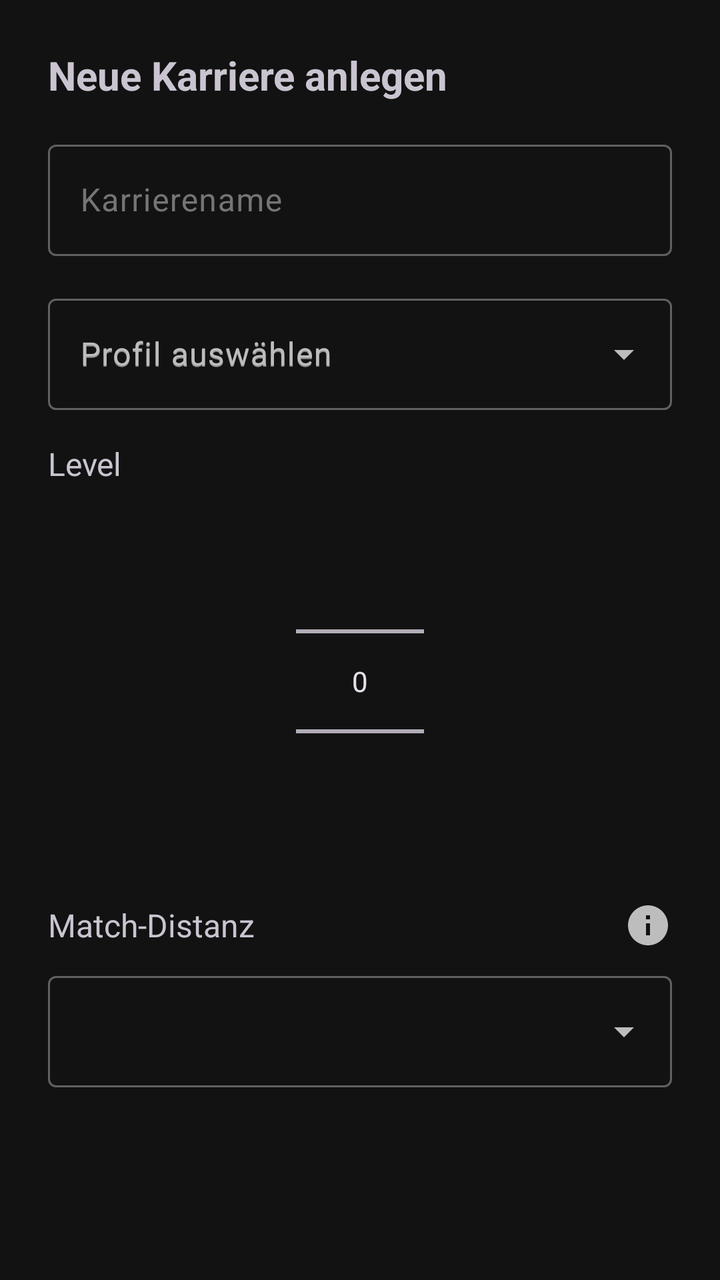
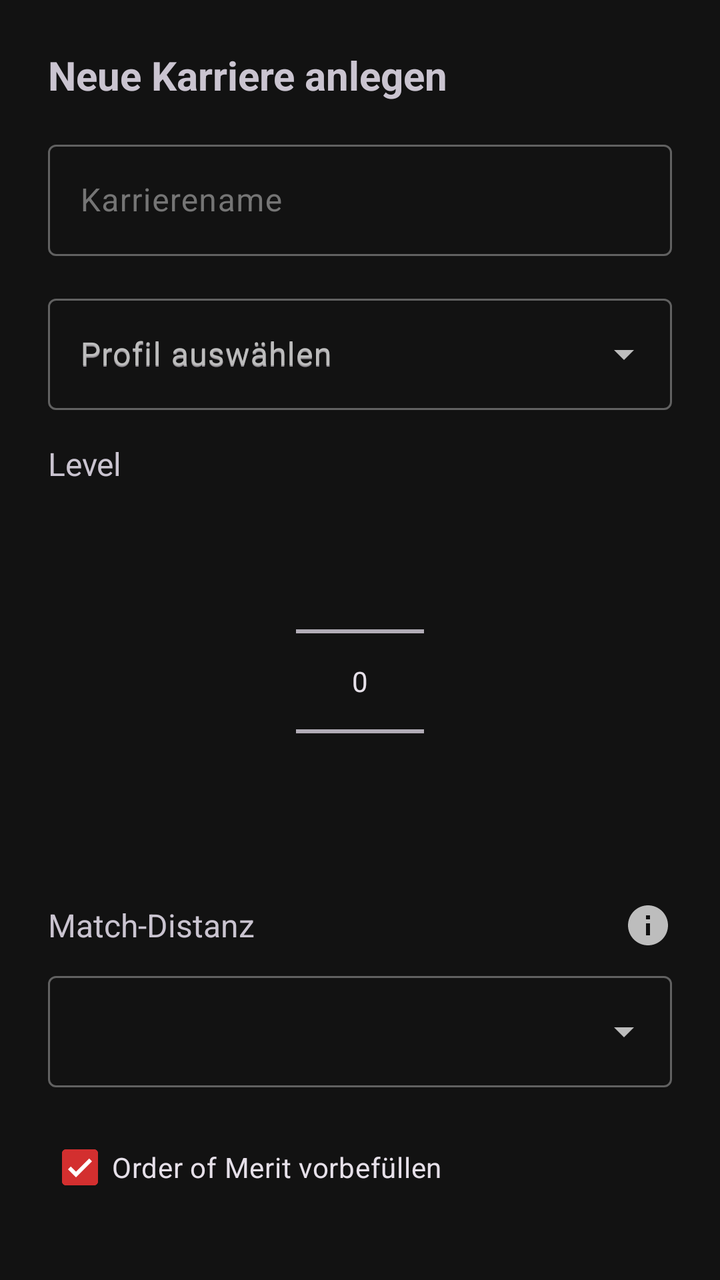

The first picture is an Android layout as it rendered before a commit; the second is the same layout after the commit. The layout source and the unified diff follow.
<!-- AndroidManifest.xml: application theme Theme.DannyApp -->
<!-- res/layout/dialog_new_career.xml -->
<?xml version="1.0" encoding="utf-8"?>
<LinearLayout xmlns:android="http://schemas.android.com/apk/res/android"
    xmlns:app="http://schemas.android.com/apk/res-auto"
    android:layout_width="match_parent"
    android:layout_height="wrap_content"
    android:orientation="vertical"
    android:padding="24dp">

    <TextView
        android:layout_width="match_parent"
        android:layout_height="wrap_content"
        android:layout_marginBottom="16dp"
        android:text="@string/careers_create_new"
        android:textSize="20sp"
        android:textStyle="bold" />

    <com.google.android.material.textfield.TextInputLayout
        android:layout_width="match_parent"
        android:layout_height="wrap_content"
        android:layout_marginBottom="16dp">

        <com.google.android.material.textfield.TextInputEditText
            android:id="@+id/etCareerName"
            android:layout_width="match_parent"
            android:layout_height="wrap_content"
            android:hint="@string/careers_create_name_hint"
            android:inputType="textPersonName|textCapWords"
            android:maxLines="1" />

    </com.google.android.material.textfield.TextInputLayout>

    <com.google.android.material.textfield.TextInputLayout
        style="@style/Widget.Material3.TextInputLayout.OutlinedBox.ExposedDropdownMenu"
        android:layout_width="match_parent"
        android:layout_height="wrap_content"
        android:layout_marginBottom="16dp"
        android:hint="@string/careers_create_profile_hint">

        <AutoCompleteTextView
            android:id="@+id/autoCompleteProfile"
            android:layout_width="match_parent"
            android:layout_height="wrap_content"
            android:hint="@string/careers_create_profile_hint"
            android:inputType="none" />

    </com.google.android.material.textfield.TextInputLayout>

    <TextView
        android:layout_width="match_parent"
        android:layout_height="wrap_content"
        android:layout_marginBottom="8dp"
        android:text="@string/careers_create_level"
        android:textSize="16sp"
        android:labelFor="@+id/numberPickerLevel" />

    <NumberPicker
        android:id="@+id/numberPickerLevel"
        android:layout_width="wrap_content"
        android:layout_height="wrap_content"
        android:layout_gravity="center"
        android:layout_marginBottom="8dp" />

    <LinearLayout
        android:layout_width="match_parent"
        android:layout_height="wrap_content"
        android:orientation="horizontal"
        android:gravity="center_vertical"
        android:layout_marginTop="12dp"
        android:layout_marginBottom="8dp">

        <TextView
            android:layout_width="0dp"
            android:layout_height="wrap_content"
            android:layout_weight="1"
            android:text="@string/careers_create_match_distance"
            android:textSize="16sp" />

        <ImageView
            android:id="@+id/btnMatchDistanceInfo"
            android:layout_width="24dp"
            android:layout_height="24dp"
            android:src="@drawable/ic_info"
            android:background="?attr/selectableItemBackgroundBorderless"
            android:clickable="true"
            android:focusable="true"
            android:contentDescription="@string/match_distance_info_title"
            app:tint="?attr/colorOnSurfaceVariant" />

    </LinearLayout>

    <com.google.android.material.textfield.TextInputLayout
        style="@style/Widget.Material3.TextInputLayout.OutlinedBox.ExposedDropdownMenu"
        android:layout_width="match_parent"
        android:layout_height="wrap_content"
        android:layout_marginBottom="8dp">

        <AutoCompleteTextView
            android:id="@+id/autoCompleteMatchDistance"
            android:layout_width="match_parent"
            android:layout_height="wrap_content"
            android:inputType="none" />

    </com.google.android.material.textfield.TextInputLayout>

</LinearLayout>
<!-- resources referenced by this layout -->
<resources>
  <!-- drawable ic_info (drawable) -->
  <?xml version="1.0" encoding="utf-8"?>
  <vector xmlns:android="http://schemas.android.com/apk/res/android"
      android:width="24dp"
      android:height="24dp"
      android:viewportWidth="24"
      android:viewportHeight="24">
      <path
          android:fillColor="@android:color/white"
          android:pathData="M12,2C6.48,2 2,6.48 2,12s4.48,10 10,10 10,-4.48 10,-10S17.52,2 12,2zM13,17h-2v-6h2v6zM13,9h-2V7h2v2z"/>
  </vector>
  <string name="careers_create_level">Level</string>
  <string name="careers_create_match_distance">Match-Distanz</string>
  <string name="careers_create_name_hint">Karrierename</string>
  <string name="careers_create_new">Neue Karriere anlegen</string>
  <string name="careers_create_profile_hint">Profil auswählen</string>
  <string name="match_distance_info_title">Match-Distanzen im Überblick</string>
  <style name="Theme.DannyApp" parent="Base.Theme.DannyApp" />
  <color name="anthrazit_hintergrund">#FF121212</color>
  <color name="anthrazit_tief">#FF0D0D0D</color>
  <color name="rot_haupt">#FFD32F2F</color>
  <color name="white">#FFFFFFFF</color>
  <color name="rot_dunkel">#FF8E0000</color>
  <color name="rot_sehr_hell">#FFFFDAD6</color>
  <color name="grau_sekundaer">#FFC4C4C4</color>
  <color name="anthrazit_container_niedrig">#FF1C1C1C</color>
  <color name="anthrazit_sekundaer">#FF373737</color>
  <color name="rot_hell">#FFEF5350</color>
  <color name="rot_container_dunkel">#FF5C1919</color>
  <color name="grau_text_hell">#FFF5F5F5</color>
  <color name="anthrazit_flaeche">#FF181818</color>
  <color name="anthrazit_variante">#FF2C2C2C</color>
  <color name="grau_text_gedaempft">#FFBDBDBD</color>
  <color name="anthrazit_container">#FF222222</color>
  <color name="anthrazit_container_hoch">#FF2A2A2A</color>
  <color name="anthrazit_container_hoechst">#FF333333</color>
  <color name="grau_rahmen">#FF616161</color>
  <color name="grau_rahmen_dunkel">#FF383838</color>
  <style name="Widget.DannyApp.TextInputLayout.OutlinedBox" parent="Widget.Material3.TextInputLayout.OutlinedBox">
          <item name="android:textColorHint">@color/eingabe_hint</item>
      </style>
  <color name="eingabe_hint">#FF757575</color>
  <!-- unchanged entries left out for length: 1 -->
</resources>

<!-- the commit's change to res/layout/dialog_new_career.xml (unified diff, before → after) -->
@@ -102,4 +102,12 @@
 
     </com.google.android.material.textfield.TextInputLayout>
 
+    <com.google.android.material.checkbox.MaterialCheckBox
+        android:id="@+id/cbPrefillOom"
+        android:layout_width="match_parent"
+        android:layout_height="wrap_content"
+        android:layout_marginTop="8dp"
+        android:text="@string/careers_create_prefill_oom"
+        android:checked="true" />
+
 </LinearLayout>
<!-- resource entries referenced after the edit -->
@@ -15,6 +15,7 @@
   <string name="careers_create_match_distance">Match-Distanz</string>
   <string name="careers_create_name_hint">Karrierename</string>
   <string name="careers_create_new">Neue Karriere anlegen</string>
+  <string name="careers_create_prefill_oom">Order of Merit vorbefüllen</string>
   <string name="careers_create_profile_hint">Profil auswählen</string>
   <string name="match_distance_info_title">Match-Distanzen im Überblick</string>
   <style name="Theme.DannyApp" parent="Base.Theme.DannyApp" />
